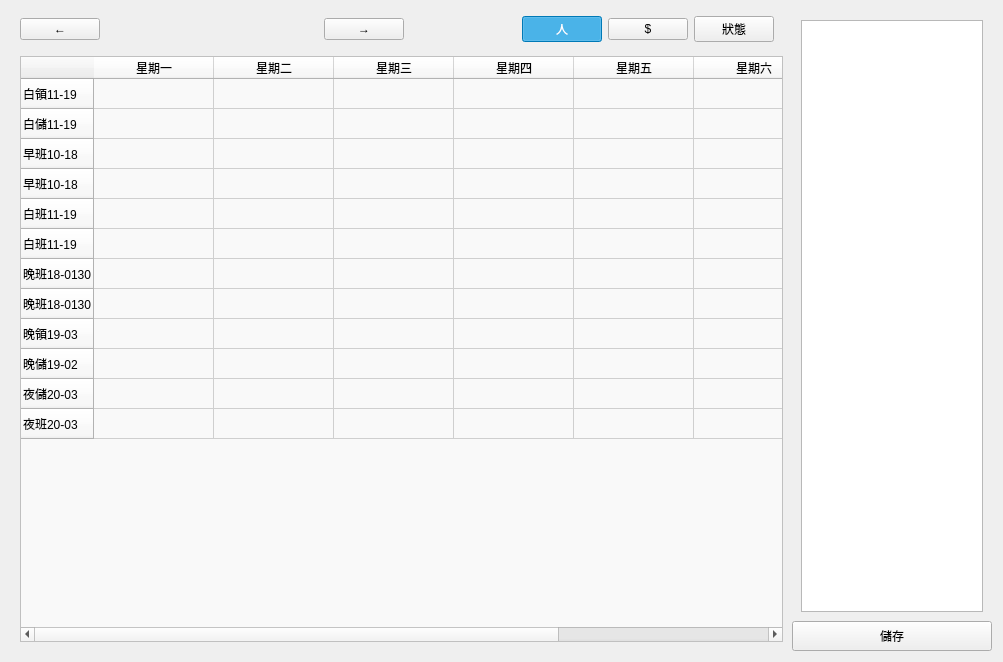
roger0816/Adb, file src/AdbClient/StageReport/LayerSchedule.ui: the form before one commit.
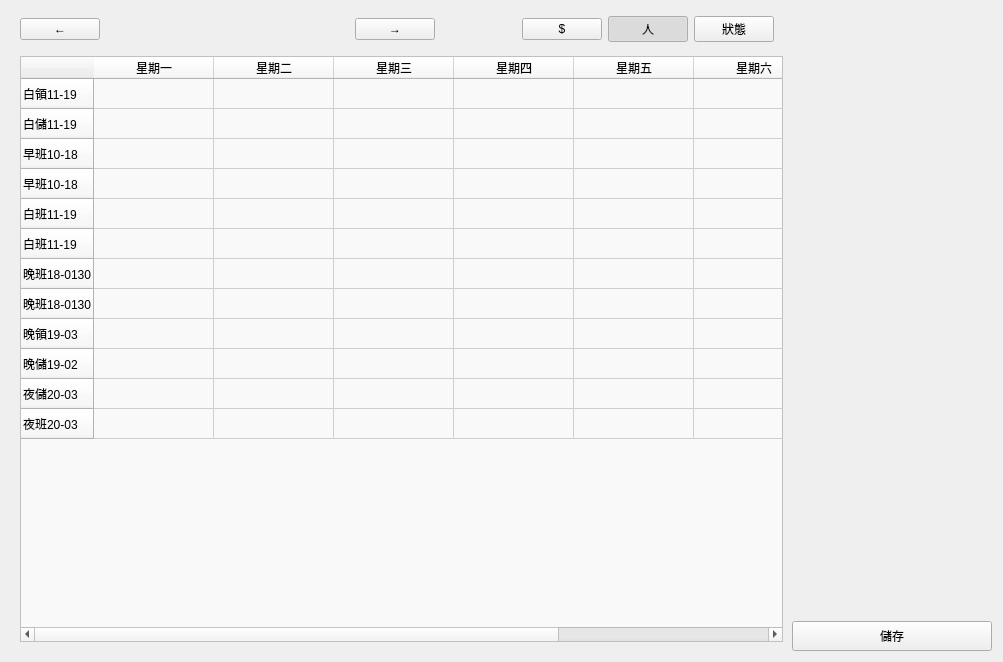
The form after the commit. Custom widgets are drawn as their Qt base class.

```diff
--- a/src/AdbClient/StageReport/LayerSchedule.ui
+++ b/src/AdbClient/StageReport/LayerSchedule.ui
@@ -244,6 +244,15 @@
       </item>
       <item>
        <widget class="QLabel" name="lbTitle">
+        <property name="minimumSize">
+         <size>
+          <width>100</width>
+          <height>0</height>
+         </size>
+        </property>
+        <property name="styleSheet">
+         <string notr="true">font: 900 24px &quot;Arial Black&quot;;</string>
+        </property>
         <property name="text">
          <string/>
         </property>
@@ -303,31 +312,6 @@
          <property name="bottomMargin">
           <number>2</number>
          </property>
-         <item>
-          <widget class="QPushButton" name="btnName">
-           <property name="minimumSize">
-            <size>
-             <width>40</width>
-             <height>0</height>
-            </size>
-           </property>
-           <property name="styleSheet">
-            <string notr="true">QPushButton::checked{
-	color: rgb(255, 255, 255);
-background-color: rgb(0, 170, 255);
-}</string>
-           </property>
-           <property name="text">
-            <string>人</string>
-           </property>
-           <property name="checkable">
-            <bool>true</bool>
-           </property>
-           <property name="checked">
-            <bool>true</bool>
-           </property>
-          </widget>
-         </item>
          <item>
           <widget class="QPushButton" name="btnCost">
            <property name="minimumSize">
@@ -337,10 +321,7 @@
             </size>
            </property>
            <property name="styleSheet">
-            <string notr="true">QPushButton::checked{
-	color: rgb(255, 255, 255);
-background-color: rgb(0, 170, 255);
-}</string>
+            <string notr="true"/>
            </property>
            <property name="text">
             <string>$</string>
@@ -353,6 +334,28 @@
            </property>
           </widget>
          </item>
+         <item>
+          <widget class="QPushButton" name="btnName">
+           <property name="minimumSize">
+            <size>
+             <width>40</width>
+             <height>0</height>
+            </size>
+           </property>
+           <property name="styleSheet">
+            <string notr="true"/>
+           </property>
+           <property name="text">
+            <string>人</string>
+           </property>
+           <property name="checkable">
+            <bool>true</bool>
+           </property>
+           <property name="checked">
+            <bool>true</bool>
+           </property>
+          </widget>
+         </item>
          <item>
           <widget class="QPushButton" name="btnStatus">
            <property name="minimumSize">
@@ -402,34 +405,9 @@
       <enum>Qt::NoFocus</enum>
      </property>
      <property name="currentIndex">
-      <number>0</number>
+      <number>2</number>
      </property>
-     <widget class="QWidget" name="rPage0">
-      <layout class="QGridLayout" name="gridLayout_3">
-       <item row="0" column="0">
-        <widget class="QTableWidget" name="tbUserList">
-         <property name="editTriggers">
-          <set>QAbstractItemView::NoEditTriggers</set>
-         </property>
-         <attribute name="horizontalHeaderVisible">
-          <bool>false</bool>
-         </attribute>
-         <attribute name="horizontalHeaderStretchLastSection">
-          <bool>true</bool>
-         </attribute>
-         <attribute name="verticalHeaderVisible">
-          <bool>false</bool>
-         </attribute>
-         <column>
-          <property name="text">
-           <string/>
-          </property>
-         </column>
-        </widget>
-       </item>
-      </layout>
-     </widget>
-     <widget class="QWidget" name="rPage1">
+     <widget class="QWidget" name="rPageCost">
       <layout class="QGridLayout" name="gridLayout_6">
        <item row="1" column="0">
         <widget class="QGroupBox" name="groupBox_3">
@@ -626,7 +604,32 @@
        </item>
       </layout>
      </widget>
-     <widget class="QWidget" name="page">
+     <widget class="QWidget" name="rPageUser">
+      <layout class="QGridLayout" name="gridLayout_3">
+       <item row="0" column="0">
+        <widget class="QTableWidget" name="tbUserList">
+         <property name="editTriggers">
+          <set>QAbstractItemView::NoEditTriggers</set>
+         </property>
+         <attribute name="horizontalHeaderVisible">
+          <bool>false</bool>
+         </attribute>
+         <attribute name="horizontalHeaderStretchLastSection">
+          <bool>true</bool>
+         </attribute>
+         <attribute name="verticalHeaderVisible">
+          <bool>false</bool>
+         </attribute>
+         <column>
+          <property name="text">
+           <string/>
+          </property>
+         </column>
+        </widget>
+       </item>
+      </layout>
+     </widget>
+     <widget class="QWidget" name="rPageStatus">
       <layout class="QVBoxLayout" name="verticalLayout_3">
        <property name="spacing">
         <number>0</number>
```
Left out of the diff: 7 changed lines with no effect on the pictures.
